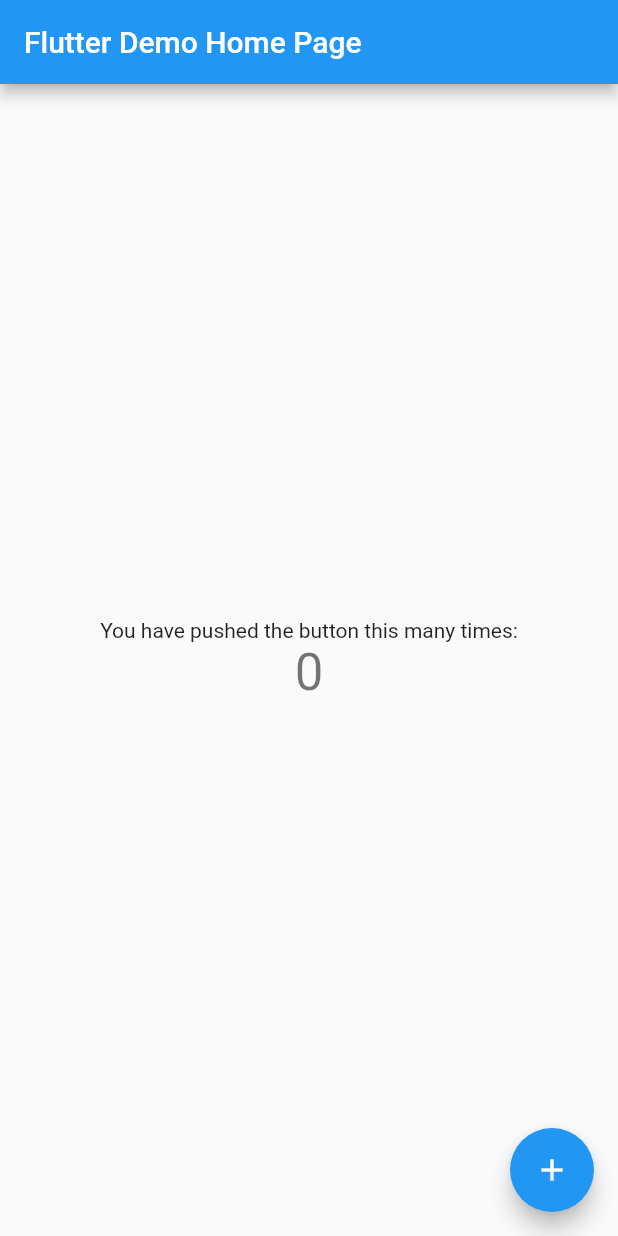
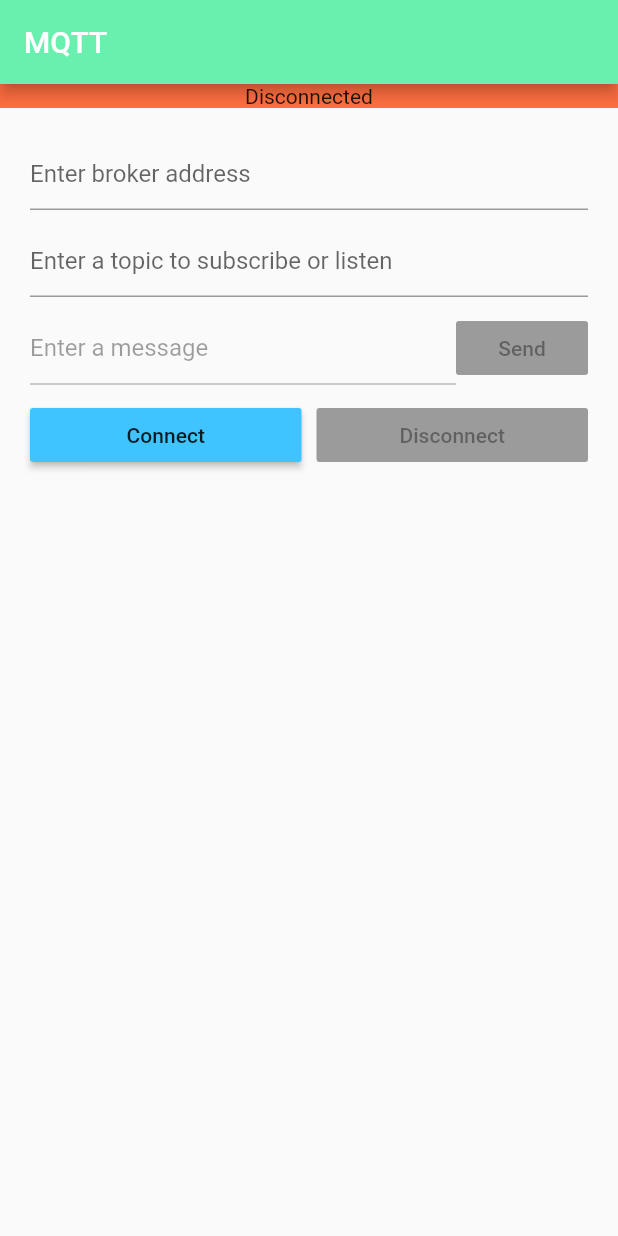
Before and after one commit to ViachaslauPratasenia/flutter-mqtt, a Flutter app: the screen it shows after launch, on a phone screen of 412 x 824 dp. Run offline on Flutter 3.47's test engine with Material 2 defaults, Android fonts, the phone set to English and light mode, and no system bars; missing offline and left inert: mqtt_client.

Commit message:
Added mqtt on single device, on second device application is not connect

```diff
--- a/flutter_mqtt/lib/main.dart
+++ b/flutter_mqtt/lib/main.dart
@@ -1,4 +1,8 @@
 import 'package:flutter/material.dart';
+import 'package:flutter_mqtt/widgets/mqtt_view.dart';
+import 'package:provider/provider.dart';
+
+import 'mqtt/MqttAppState.dart';
 
 void main() => runApp(MyApp());
 
@@ -6,6 +10,11 @@ class MyApp extends StatelessWidget {
   // This widget is the root of your application.
   @override
   Widget build(BuildContext context) {
+    /*
+    final MQTTManager manager = MQTTManager(host:'test.mosquitto.org',topic:'flutter/amp/cool',identifier:'ios');
+    manager.initializeMQTTClient();
+     */
+
     return MaterialApp(
         title: 'Flutter Demo',
         theme: ThemeData(
@@ -20,92 +29,10 @@ class MyApp extends StatelessWidget {
           // is not restarted.
           primarySwatch: Colors.blue,
         ),
-      home: MyHomePage(title: 'Flutter Demo Home Page'),
+        home: ChangeNotifierProvider<MQTTAppState>(
+          builder: (_) => MQTTAppState(),
+          child: MQTTView(),
+        )
     );
   }
 }
-
-class MyHomePage extends StatefulWidget {
-  MyHomePage({Key key, this.title}) : super(key: key);
-
-  // This widget is the home page of your application. It is stateful, meaning
-  // that it has a State object (defined below) that contains fields that affect
-  // how it looks.
-
-  // This class is the configuration for the state. It holds the values (in this
-  // case the title) provided by the parent (in this case the App widget) and
-  // used by the build method of the State. Fields in a Widget subclass are
-  // always marked "final".
-
-  final String title;
-
-  @override
-  _MyHomePageState createState() => _MyHomePageState();
-}
-
-class _MyHomePageState extends State<MyHomePage> {
-  int _counter = 0;
-
-  void _incrementCounter() {
-    setState(() {
-      // This call to setState tells the Flutter framework that something has
-      // changed in this State, which causes it to rerun the build method below
-      // so that the display can reflect the updated values. If we changed
-      // _counter without calling setState(), then the build method would not be
-      // called again, and so nothing would appear to happen.
-      _counter++;
-    });
-  }
-
-  @override
-  Widget build(BuildContext context) {
-    // This method is rerun every time setState is called, for instance as done
-    // by the _incrementCounter method above.
-    //
-    // The Flutter framework has been optimized to make rerunning build methods
-    // fast, so that you can just rebuild anything that needs updating rather
-    // than having to individually change instances of widgets.
-    return Scaffold(
-      appBar: AppBar(
-        // Here we take the value from the MyHomePage object that was created by
-        // the App.build method, and use it to set our appbar title.
-        title: Text(widget.title),
-      ),
-      body: Center(
-        // Center is a layout widget. It takes a single child and positions it
-        // in the middle of the parent.
-        child: Column(
-          // Column is also a layout widget. It takes a list of children and
-          // arranges them vertically. By default, it sizes itself to fit its
-          // children horizontally, and tries to be as tall as its parent.
-          //
-          // Invoke "debug painting" (press "p" in the console, choose the
-          // "Toggle Debug Paint" action from the Flutter Inspector in Android
-          // Studio, or the "Toggle Debug Paint" command in Visual Studio Code)
-          // to see the wireframe for each widget.
-          //
-          // Column has various properties to control how it sizes itself and
-          // how it positions its children. Here we use mainAxisAlignment to
-          // center the children vertically; the main axis here is the vertical
-          // axis because Columns are vertical (the cross axis would be
-          // horizontal).
-          mainAxisAlignment: MainAxisAlignment.center,
-          children: <Widget>[
-            Text(
-              'You have pushed the button this many times:',
-            ),
-            Text(
-              '$_counter',
-              style: Theme.of(context).textTheme.display1,
-            ),
-          ],
-        ),
-      ),
-      floatingActionButton: FloatingActionButton(
-        onPressed: _incrementCounter,
-        tooltip: 'Increment',
-        child: Icon(Icons.add),
-      ), // This trailing comma makes auto-formatting nicer for build methods.
-    );
-  }
-}
--- /dev/null
+++ b/flutter_mqtt/lib/mqtt/MqttAppState.dart
@@ -0,0 +1,23 @@
+import 'package:flutter/material.dart';
+
+enum MQTTAppConnectionState { connected, disconnected, connecting }
+class MQTTAppState with ChangeNotifier{
+  MQTTAppConnectionState _appConnectionState = MQTTAppConnectionState.disconnected;
+  String _receivedText = '';
+  String _historyText = '';
+
+  void setReceivedText(String text) {
+    _receivedText = text;
+    _historyText = _historyText + '\n' + _receivedText;
+    notifyListeners();
+  }
+  void setAppConnectionState(MQTTAppConnectionState state) {
+    _appConnectionState = state;
+    notifyListeners();
+  }
+
+  String get getReceivedText => _receivedText;
+  String get getHistoryText => _historyText;
+  MQTTAppConnectionState get getAppConnectionState => _appConnectionState;
+
+}
--- /dev/null
+++ b/flutter_mqtt/lib/mqtt/MqttManager.dart
@@ -0,0 +1,110 @@
+import 'package:flutter/material.dart';
+import 'package:mqtt_client/mqtt_client.dart';
+
+import 'MqttAppState.dart';
+
+class MQTTManager {
+  // Private instance of client
+  final MQTTAppState _currentState;
+  MqttClient _client;
+  final String _identifier;
+  final String _host;
+  final String _topic;
+
+  // Constructor
+  MQTTManager(
+      {@required String host,
+      @required String topic,
+      @required String identifier,
+      @required MQTTAppState state})
+      : _identifier = identifier,
+        _host = host,
+        _topic = topic,
+        _currentState = state;
+
+  void initializeMQTTClient() {
+    _client = MqttClient(_host, _identifier);
+    _client.port = 18355;
+    _client.keepAlivePeriod = 20;
+    _client.onDisconnected = onDisconnected;
+    _client.secure = false;
+    _client.logging(on: true);
+
+    /// Add the successful connection callback
+    _client.onConnected = onConnected;
+    _client.onSubscribed = onSubscribed;
+
+    final MqttConnectMessage connMess = MqttConnectMessage()
+        .withClientIdentifier(_identifier)
+        .withWillTopic(
+            'willtopic') // If you set this you must set a will message
+        .withWillMessage('My Will message')
+        .startClean() // Non persistent session for testing
+        .withWillQos(MqttQos.atLeastOnce);
+    print('EXAMPLE::Mosquitto client connecting....');
+    _client.connectionMessage = connMess;
+  }
+
+  // Connect to the host
+  void connect() async {
+    assert(_client != null);
+    try {
+      print('EXAMPLE::Mosquitto start client connecting....');
+      _currentState.setAppConnectionState(MQTTAppConnectionState.connecting);
+      await _client.connect('qtaurcso', 'qs3HxI08mwWk');
+    } on Exception catch (e) {
+      print('EXAMPLE::client exception - $e');
+      disconnect();
+    }
+  }
+
+  void disconnect() {
+    print('Disconnected');
+    _client.disconnect();
+  }
+
+  void publish(String message) {
+    final MqttClientPayloadBuilder builder = MqttClientPayloadBuilder();
+    builder.addString(message);
+    _client.publishMessage(_topic, MqttQos.exactlyOnce, builder.payload);
+  }
+
+  /// The subscribed callback
+  void onSubscribed(String topic) {
+    print('EXAMPLE::Subscription confirmed for topic $topic');
+  }
+
+  /// The unsolicited disconnect callback
+  void onDisconnected() {
+    print('EXAMPLE::OnDisconnected client callback - Client disconnection');
+    if (_client.connectionStatus.returnCode ==
+        MqttConnectReturnCode.solicited) {
+      print('EXAMPLE::OnDisconnected callback is solicited, this is correct');
+    }
+    _currentState.setAppConnectionState(MQTTAppConnectionState.disconnected);
+  }
+
+  /// The successful connect callback
+  void onConnected() {
+    _currentState.setAppConnectionState(MQTTAppConnectionState.connected);
+    print('EXAMPLE::Mosquitto client connected....');
+    _client.subscribe(_topic, MqttQos.atLeastOnce);
+    _client.updates.listen((List<MqttReceivedMessage<MqttMessage>> c) {
+      final MqttPublishMessage recMess = c[0].payload;
+      final String pt =
+          MqttPublishPayload.bytesToStringAsString(recMess.payload.message);
+      _currentState.setReceivedText(pt);
+
+      /// The above may seem a little convoluted for users only interested in the
+      /// payload, some users however may be interested in the received publish message,
+      /// lets not constrain ourselves yet until the package has been in the wild
+      /// for a while.
+      /// The payload is a byte buffer, this will be specific to the topic
+      print(
+          'EXAMPLE::Change notification:: topic is <${c[0].topic}>, payload is <-- $pt -->');
+      print('');
+    });
+    print(
+        'EXAMPLE::OnConnected client callback - Client connection was sucessful');
+  }
+}
--- /dev/null
+++ b/flutter_mqtt/lib/widgets/mqtt_view.dart
@@ -0,0 +1,221 @@
+import 'package:flutter/material.dart';
+import 'package:flutter_mqtt/mqtt/MqttAppState.dart';
+import 'package:flutter_mqtt/mqtt/MqttManager.dart';
+import 'package:provider/provider.dart';
+
+class MQTTView extends StatefulWidget {
+  @override
+  State<StatefulWidget> createState() {
+    return _MQTTViewState();
+  }
+}
+
+class _MQTTViewState extends State<MQTTView> {
+  final TextEditingController _hostTextController = TextEditingController();
+  final TextEditingController _messageTextController = TextEditingController();
+  final TextEditingController _topicTextController = TextEditingController();
+  MQTTAppState currentAppState;
+  MQTTManager manager;
+
+  @override
+  void initState() {
+    super.initState();
+
+    /*
+    _hostTextController.addListener(_printLatestValue);
+    _messageTextController.addListener(_printLatestValue);
+    _topicTextController.addListener(_printLatestValue);
+     */
+  }
+
+  @override
+  void dispose() {
+    _hostTextController.dispose();
+    _messageTextController.dispose();
+    _topicTextController.dispose();
+    super.dispose();
+  }
+
+  /*
+  _printLatestValue() {
+    print("Second text field: ${_hostTextController.text}");
+    print("Second text field: ${_messageTextController.text}");
+    print("Second text field: ${_topicTextController.text}");
+  }
+   */
+
+  @override
+  Widget build(BuildContext context) {
+    final MQTTAppState appState = Provider.of<MQTTAppState>(context);
+    // Keep a reference to the app state.
+    currentAppState = appState;
+    final Scaffold scaffold =
+    Scaffold(appBar: _buildAppBar(context), body: _buildColumn());
+    return scaffold;
+  }
+
+  Widget _buildAppBar(BuildContext context) {
+    return AppBar(
+      title: const Text('MQTT'),
+      backgroundColor: Colors.greenAccent,
+    );
+  }
+
+  Widget _buildColumn() {
+    return Column(
+      children: <Widget>[
+        _buildConnectionStateText(
+            _prepareStateMessageFrom(currentAppState.getAppConnectionState)),
+        _buildEditableColumn(),
+        _buildScrollableTextWith(currentAppState.getHistoryText)
+      ],
+    );
+  }
+
+  Widget _buildEditableColumn() {
+    return Padding(
+      padding: const EdgeInsets.all(20.0),
+      child: Column(
+        children: <Widget>[
+          _buildTextFieldWith(_hostTextController, 'Enter broker address',currentAppState.getAppConnectionState),
+          const SizedBox(height: 10),
+          _buildTextFieldWith(
+              _topicTextController, 'Enter a topic to subscribe or listen', currentAppState.getAppConnectionState),
+          const SizedBox(height: 10),
+          _buildPublishMessageRow(),
+          const SizedBox(height: 10),
+          _buildConnecteButtonFrom(currentAppState.getAppConnectionState)
+        ],
+      ),
+    );
+  }
+
+  Widget _buildPublishMessageRow() {
+    return Row(
+      mainAxisAlignment: MainAxisAlignment.spaceEvenly,
+      children: <Widget>[
+        Expanded(
+          child: _buildTextFieldWith(_messageTextController, 'Enter a message', currentAppState.getAppConnectionState),
+        ),
+        _buildSendButtonFrom(currentAppState.getAppConnectionState)
+      ],
+    );
+  }
+
+  Widget _buildConnectionStateText(String status) {
+    return Row(
+      children: <Widget>[
+        Expanded(
+          child: Container(
+              color: Colors.deepOrangeAccent,
+              child: Text(status, textAlign: TextAlign.center)),
+        ),
+      ],
+    );
+  }
+
+  Widget _buildTextFieldWith(TextEditingController controller, String hintText,
+      MQTTAppConnectionState state) {
+    bool shouldEnable = false;
+    if (controller == _messageTextController &&
+        state == MQTTAppConnectionState.connected) {
+      shouldEnable = true;
+    } else if ((controller == _hostTextController &&
+        state == MQTTAppConnectionState.disconnected) || (controller == _topicTextController &&
+        state == MQTTAppConnectionState.disconnected)) {
+      shouldEnable = true;
+    }
+    return TextField(
+        enabled: shouldEnable,
+        controller: controller,
+        decoration: InputDecoration(
+          contentPadding: const EdgeInsets.only(left: 0, bottom: 0, top: 0, right: 0),
+          labelText: hintText,
+        ));
+  }
+
+  Widget _buildScrollableTextWith(String text) {
+    return Padding(
+      padding: const EdgeInsets.all(20.0),
+      child: Container(
+        width: 400,
+        height: 300,
+        child: SingleChildScrollView(
+          child: Text(text),
+        ),
+      ),
+    );
+  }
+
+  Widget _buildConnecteButtonFrom(MQTTAppConnectionState state) {
+    return Row(
+      children: <Widget>[
+
+        Expanded(
+          child: RaisedButton(
+            color: Colors.lightBlueAccent,
+            child: const Text('Connect'),
+            onPressed: state == MQTTAppConnectionState.disconnected
+                ? _configureAndConnect
+                : null, //
+          ),
+        ),
+        const SizedBox(width: 10),
+        Expanded(
+          child: RaisedButton(
+            color: Colors.redAccent,
+            child: const Text('Disconnect'),
+            onPressed: state == MQTTAppConnectionState.connected
+                ? _disconnect
+                : null, //
+          ),
+        ),
+      ],
+    );
+  }
+
+  Widget _buildSendButtonFrom(MQTTAppConnectionState state) {
+    return RaisedButton(
+      color: Colors.green,
+      child: const Text('Send'),
+      onPressed: state == MQTTAppConnectionState.connected
+          ? () {
+        _publishMessage(_messageTextController.text);
+      }
+          : null, //
+    );
+  }
+  // Utility functions
+  String _prepareStateMessageFrom(MQTTAppConnectionState state) {
+    switch (state) {
+      case MQTTAppConnectionState.connected:
+        return 'Connected';
+      case MQTTAppConnectionState.connecting:
+        return 'Connecting';
+      case MQTTAppConnectionState.disconnected:
+        return 'Disconnected';
+    }
+  }
+
+  void _configureAndConnect() {
+    // TODO: Use UUID
+    String osPrefix = 'Flutter_Android';
+    manager = MQTTManager(
+        host: 'hairdresser.cloudmqtt.com',
+        topic: 'flutter/amp/cool',
+        identifier: osPrefix,
+        state: currentAppState);
+    manager.initializeMQTTClient();
+    manager.connect();
+  }
+
+  void _disconnect(){
+    manager.disconnect();
+  }
+  void _publishMessage(String text) {
+    String osPrefix = 'Flutter_Android';
+    final String message = osPrefix + ' says: ' + text;
+    manager.publish(message);
+    _messageTextController.clear();
+  }
+}
--- a/flutter_mqtt/pubspec.yaml
+++ b/flutter_mqtt/pubspec.yaml
@@ -19,6 +19,9 @@ environment:
 dependencies:
   flutter:
     sdk: flutter
+
+  mqtt_client: ^5.6.1
+  provider: ^3.1.0+1
 
   # The following adds the Cupertino Icons font to your application.
   # Use with the CupertinoIcons class for iOS style icons.
```
Also changed, not shown: flutter_mqtt/pubspec.lock, 1 other file. Lines whose indentation alone changed are shown as unchanged.
